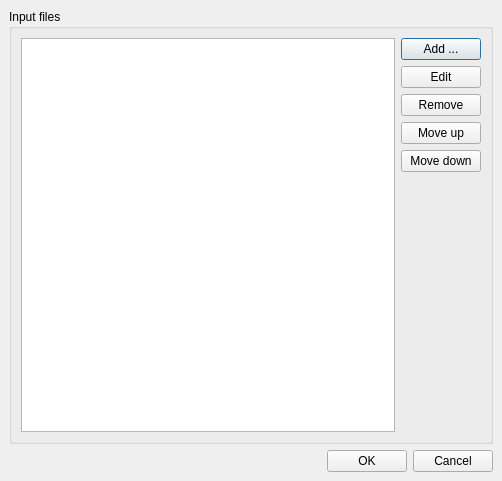
Above: include/OpenMS/VISUAL/DIALOGS/UIC/TOPPASInputFilesDialog.ui from hroest/flaming-archer before the change. Below: the same form after it.
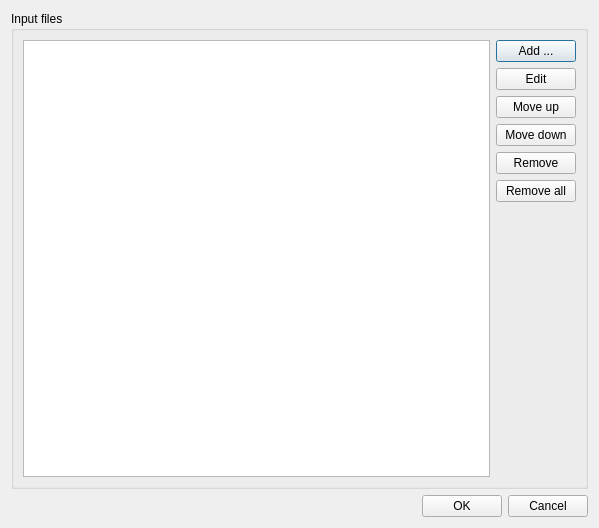
That is the form after the change.

```diff
--- a/include/OpenMS/VISUAL/DIALOGS/UIC/TOPPASInputFilesDialog.ui
+++ b/include/OpenMS/VISUAL/DIALOGS/UIC/TOPPASInputFilesDialog.ui
@@ -6,32 +6,20 @@
    <rect>
     <x>0</x>
     <y>0</y>
-    <width>502</width>
-    <height>481</height>
+    <width>599</width>
+    <height>528</height>
    </rect>
   </property>
   <property name="windowTitle">
    <string>Input files</string>
   </property>
-  <layout class="QVBoxLayout">
-   <property name="spacing">
-    <number>6</number>
-   </property>
-   <property name="margin">
-    <number>9</number>
-   </property>
+  <layout class="QVBoxLayout" name="verticalLayout_2">
    <item>
     <widget class="QGroupBox" name="groupBox">
      <property name="title">
       <string>Input files</string>
      </property>
-     <layout class="QHBoxLayout">
-      <property name="spacing">
-       <number>6</number>
-      </property>
-      <property name="margin">
-       <number>9</number>
-      </property>
+     <layout class="QHBoxLayout" name="horizontalLayout">
       <item>
        <widget class="QListWidget" name="input_file_list">
         <property name="selectionMode">
@@ -40,13 +28,7 @@
        </widget>
       </item>
       <item>
-       <layout class="QVBoxLayout">
-        <property name="spacing">
-         <number>6</number>
-        </property>
-        <property name="margin">
-         <number>0</number>
-        </property>
+       <layout class="QVBoxLayout" name="verticalLayout">
         <item>
          <widget class="QPushButton" name="add_button">
           <property name="text">
@@ -61,13 +43,6 @@
           </property>
          </widget>
         </item>
-        <item>
-         <widget class="QPushButton" name="remove_button">
-          <property name="text">
-           <string>Remove</string>
-          </property>
-         </widget>
-        </item>
         <item>
          <widget class="QPushButton" name="up_button">
           <property name="text">
@@ -82,6 +57,20 @@
           </property>
          </widget>
         </item>
+        <item>
+         <widget class="QPushButton" name="remove_button">
+          <property name="text">
+           <string>Remove</string>
+          </property>
+         </widget>
+        </item>
+        <item>
+         <widget class="QPushButton" name="remove_all_button">
+          <property name="text">
+           <string>Remove all</string>
+          </property>
+         </widget>
+        </item>
         <item>
          <spacer>
           <property name="orientation">
```
